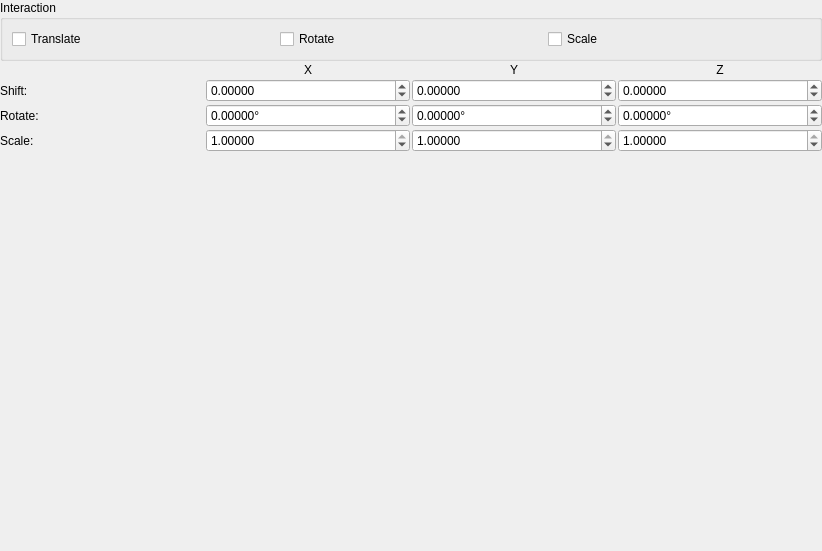
Old version of the form tomviz/ManualManipulationWidget.ui in the repository OpenChemistry/tomviz.
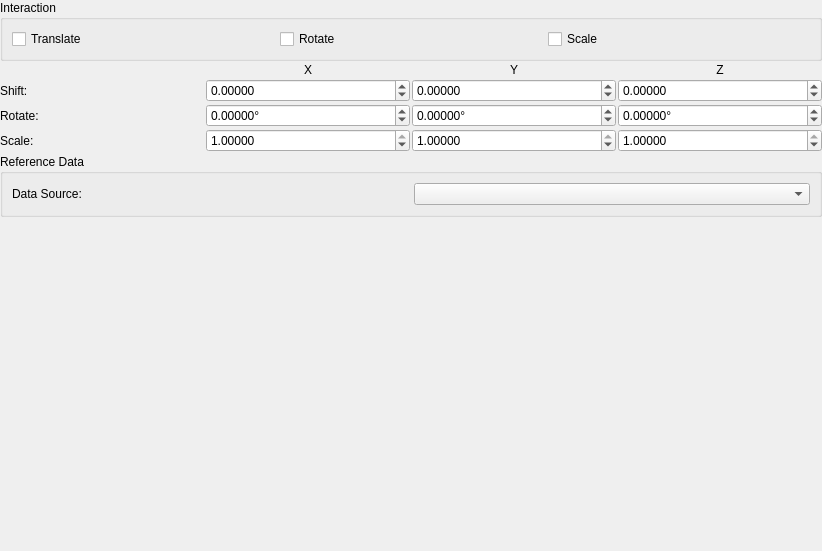
New version of the form.

Commit message:
Add visual alignment with reference data
If the user selects a reference data source in the manual manipulation widget,
the reference data source will be moved so that its center matches up with the
data source being manipulated. This assists in aligning the data, and is
necessary for when the two data sources do not have matching voxels or spacing.

The edit to the form file:
```diff
--- a/tomviz/ManualManipulationWidget.ui
+++ b/tomviz/ManualManipulationWidget.ui
@@ -273,6 +273,32 @@
      </item>
     </layout>
    </item>
+   <item>
+    <widget class="QGroupBox" name="referenceDataGroup">
+     <property name="title">
+      <string>Reference Data</string>
+     </property>
+     <layout class="QGridLayout" name="referenceGridLayout">
+      <item row="0" column="0">
+       <widget class="QLabel" name="referenceDataLabel">
+        <property name="text">
+         <string>Data Source:</string>
+        </property>
+        <property name="alignment">
+         <set>Qt::AlignLeading|Qt::AlignLeft|Qt::AlignVCenter</set>
+        </property>
+       </widget>
+      </item>
+      <item row="0" column="1">
+       <widget class="QComboBox" name="selectedReferenceData">
+        <property name="toolTip">
+         <string>&lt;html&gt;&lt;head/&gt;&lt;body&gt;&lt;p&gt;If a reference data source is selected, it will be visually moved so that its center matches the center of this dataset. This will assist with aligning the volumes.&lt;/p&gt;&lt;p&gt;&lt;br/&gt;&lt;/p&gt;&lt;p&gt;Once the operation is finished, the reference data source will be moved back to its original position.&lt;/p&gt;&lt;/body&gt;&lt;/html&gt;</string>
+        </property>
+       </widget>
+      </item>
+     </layout>
+    </widget>
+   </item>
    <item>
     <spacer name="verticalSpacer">
      <property name="orientation">
```
Left out of the diff: 1 changed line with no effect on the pictures. The commit also changes 6 other files.
